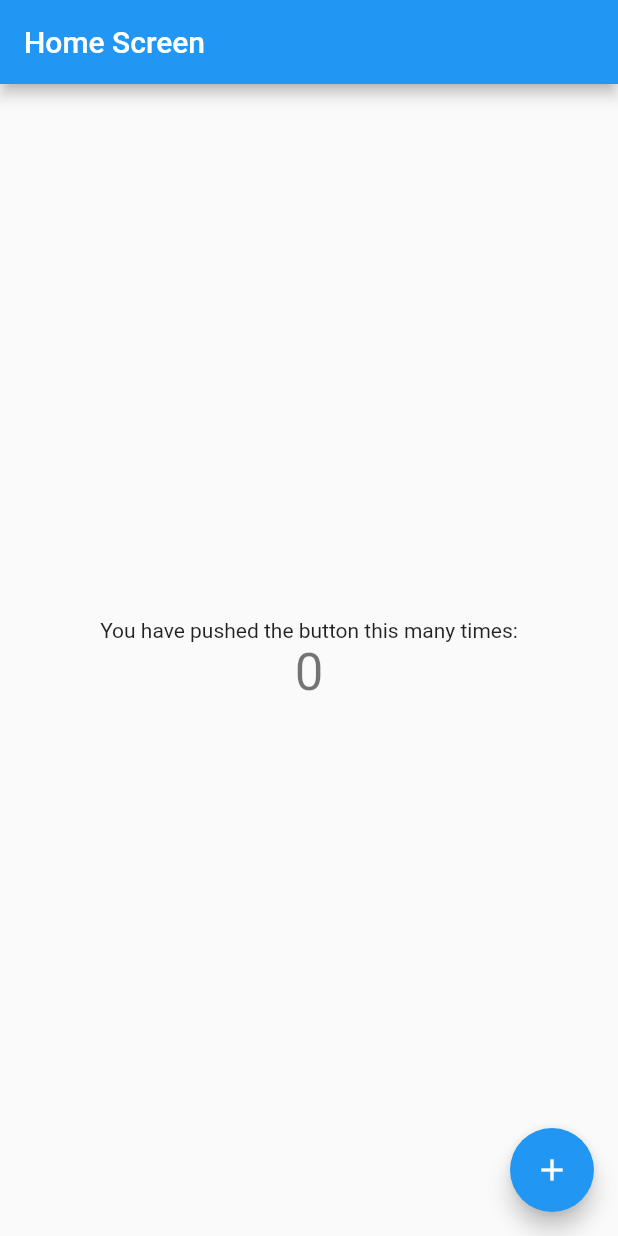
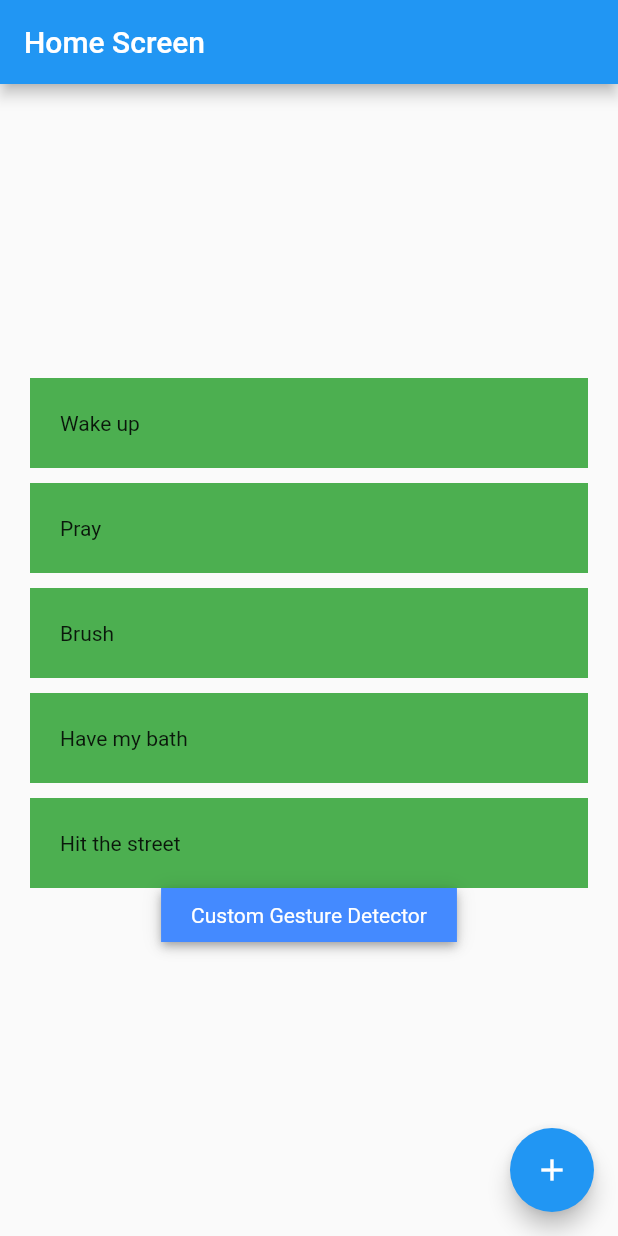
Before and after one commit to lhamycodes/nithub_training, a Flutter app: the screen it shows after launch, on a phone screen of 412 x 824 dp. Run offline on Flutter 3.47's test engine with Material 2 defaults, Android fonts, the phone set to English and light mode, and no system bars.

```diff
--- a/lib/main.dart
+++ b/lib/main.dart
@@ -1,4 +1,6 @@
 import 'package:flutter/material.dart';
+
+import 'screens/home.dart';
 
 void main() {
   runApp(const MyApp());
@@ -18,48 +20,3 @@ class MyApp extends StatelessWidget {
     );
   }
 }
-
-class MyHomePage extends StatefulWidget {
-  const MyHomePage({Key? key}) : super(key: key);
-
-  @override
-  State<MyHomePage> createState() => _MyHomePageState();
-}
-
-class _MyHomePageState extends State<MyHomePage> {
-  int _counter = 0;
-
-  void _incrementCounter() {
-    setState(() {
-      _counter++;
-    });
-  }
-
-  @override
-  Widget build(BuildContext context) {
-    return Scaffold(
-      appBar: AppBar(
-        title: const Text("Home Screen"),
-      ),
-      body: Center(
-        child: Column(
-          mainAxisAlignment: MainAxisAlignment.center,
-          children: <Widget>[
-            const Text(
-              'You have pushed the button this many times:',
-            ),
-            Text(
-              '$_counter',
-              style: Theme.of(context).textTheme.headline4,
-            ),
-          ],
-        ),
-      ),
-      floatingActionButton: FloatingActionButton(
-        onPressed: _incrementCounter,
-        tooltip: 'Increment',
-        child: const Icon(Icons.add),
-      ),
-    );
-  }
-}
--- /dev/null
+++ b/lib/screens/home.dart
@@ -0,0 +1,170 @@
+import 'package:flutter/material.dart';
+import 'package:flutter/rendering.dart';
+
+import 'second.dart';
+
+class MyHomePage extends StatefulWidget {
+  const MyHomePage({Key? key}) : super(key: key);
+
+  @override
+  State<MyHomePage> createState() => _MyHomePageState();
+}
+
+class _MyHomePageState extends State<MyHomePage> {
+  int _counter = 0;
+
+  void _incrementCounter() {
+    setState(() {
+      _counter++;
+    });
+  }
+
+  final List<String> _checklist = [
+    "Wake up",
+    "Pray",
+    "Brush",
+    "Have my bath",
+    "Hit the street",
+  ];
+
+  @override
+  Widget build(BuildContext context) {
+    return Scaffold(
+      appBar: AppBar(
+        title: const Text("Home Screen"),
+      ),
+      body: Center(
+        child: Column(
+          mainAxisAlignment: MainAxisAlignment.center,
+          children: <Widget>[
+            // const Text('You have pushed the button this many times:'),
+            // Text('$_counter', style: Theme.of(context).textTheme.headline4),
+
+            // const SizedBox(height: 10),
+
+            // ElevatedButton(
+            //   onPressed: () {
+            //     print("Hello world");
+            //   },
+            //   child: const Text("Stop presenting"),
+            //   style: ElevatedButton.styleFrom(
+            //     primary: Colors.blueAccent,
+            //     minimumSize: const Size(200, 50),
+            //     shape: RoundedRectangleBorder(
+            //       borderRadius: BorderRadius.circular(10),
+            //     ),
+            //   ),
+            // ),
+
+            // // TextButton
+            // TextButton(
+            //   onPressed: () {},
+            //   child: const Text("Text Button"),
+            //   style: TextButton.styleFrom(
+            //     primary: Colors.black,
+            //   ),
+            // ),
+
+            // Dismissible
+            ListView.separated(
+              padding: const EdgeInsets.symmetric(horizontal: 20),
+              itemCount: _checklist.length,
+              shrinkWrap: true,
+              physics: const NeverScrollableScrollPhysics(),
+              separatorBuilder: (_, __) => const SizedBox(height: 10),
+              itemBuilder: (cx, i) {
+                String s = _checklist[i];
+                return Dismissible(
+                  key: ValueKey(s),
+                  onDismissed: (DismissDirection direction) {
+                    print("this guy wants to dismiss");
+                    setState(() {
+                      _checklist.removeAt(i);
+                    });
+                    print("this guy dismissed");
+
+                    print(_checklist.length);
+                  },
+                  confirmDismiss: (DismissDirection dir) async {
+                    // return dir == DismissDirection.startToEnd;
+                    if (dir == DismissDirection.endToStart) {
+                      return true;
+                    } else {
+                      return false;
+                    }
+                  },
+                  background: Container(color: Colors.red),
+                  child: Container(
+                    height: 60,
+                    width: double.infinity,
+                    color: Colors.green,
+                    alignment: Alignment.centerLeft,
+                    padding: const EdgeInsets.symmetric(
+                      horizontal: 20,
+                      vertical: 20,
+                    ),
+                    child: Text(s),
+                  ),
+                );
+              },
+            ),
+
+            // Custom gesture detector
+            InkWell(
+              onTap: () {
+                print("Tapped");
+              },
+              onDoubleTap: () {
+                print("Double Tapped");
+              },
+              onLongPress: () {
+                print("Long Pressed");
+              },
+              child: Container(
+                padding: const EdgeInsets.symmetric(
+                  horizontal: 20,
+                  vertical: 10,
+                ),
+                decoration: BoxDecoration(
+                  boxShadow: kElevationToShadow[4],
+                  color: Colors.blueAccent,
+                ),
+                child: const Text(
+                  "Custom Gesture Detector",
+                  style: TextStyle(color: Colors.white),
+                ),
+              ),
+            ),
+
+            // SizedBox(height: 20),
+            // // Gesture detector on a button
+            // GestureDetector(
+            //   onDoubleTap: () {
+            //     print("Double Tapped");
+            //   },
+            //   onLongPress: () {
+            //     print("Long Pressed");
+            //   },
+            //   child: ElevatedButton(
+            //     child: Text("Elev. Button"),
+            //     onPressed: () {
+            //       print("Tapped");
+            //     },
+            //   ),
+            // ),
+          ],
+        ),
+      ),
+      floatingActionButton: FloatingActionButton(
+        onPressed: _incrementCounter,
+        // onPressed: () => Navigator.of(context).push(
+        //   MaterialPageRoute<void>(
+        //     builder: (BuildContext context) => const SecondPage(),
+        //   ),
+        // ),
+        tooltip: 'Increment',
+        child: const Icon(Icons.add),
+      ),
+    );
+  }
+}
```
Also changed, not shown: lib/screens/second.dart (added, +14 -0 lines).
